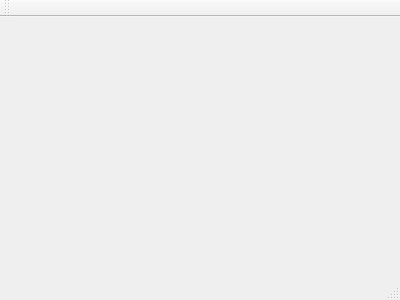
Old version of the form mainwindow.ui in the repository cooljiansir/3dreconstruction.
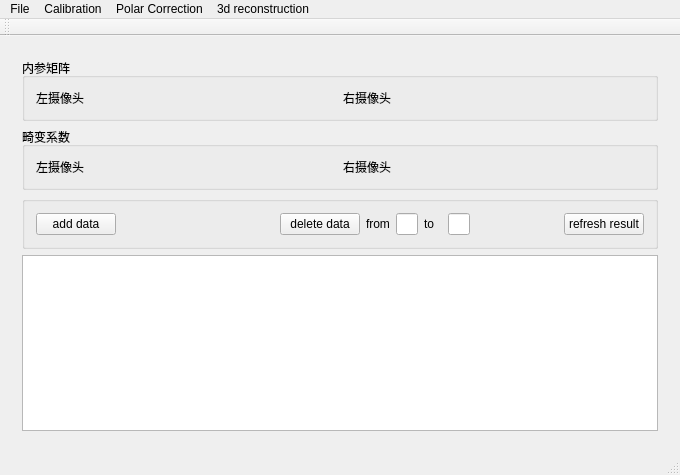
New version of the form. Icons and pictures are not drawn.

The edit to the form file:
```diff
--- a/mainwindow.ui
+++ b/mainwindow.ui
@@ -1,24 +1,265 @@
 <ui version="4.0">
  <class>MainWindow</class>
- <widget class="QMainWindow" name="MainWindow" >
-  <property name="geometry" >
+ <widget class="QMainWindow" name="MainWindow">
+  <property name="geometry">
    <rect>
     <x>0</x>
     <y>0</y>
-    <width>400</width>
-    <height>300</height>
+    <width>680</width>
+    <height>475</height>
    </rect>
   </property>
   <property name="windowTitle" >
    <string>MainWindow</string>
   </property>
-  <widget class="QMenuBar" name="menuBar" />
-  <widget class="QToolBar" name="mainToolBar" />
-  <widget class="QWidget" name="centralWidget" />
-  <widget class="QStatusBar" name="statusBar" />
+  <widget class="QWidget" name="centralWidget">
+   <layout class="QGridLayout" name="gridLayout">
+    <item row="0" column="0">
+     <widget class="QStackedWidget" name="stackedWidget">
+      <property name="currentIndex">
+       <number>0</number>
+      </property>
+      <widget class="QWidget" name="pageCalibration">
+       <layout class="QVBoxLayout" name="verticalLayout" stretch="3,1,1,12">
+        <item>
+         <widget class="QGroupBox" name="groupBox_2">
+          <property name="title">
+           <string>内参矩阵</string>
+          </property>
+          <layout class="QHBoxLayout" name="horizontalLayout">
+           <item>
+            <widget class="QLabel" name="label">
+             <property name="text">
+              <string>左摄像头</string>
+             </property>
+            </widget>
+           </item>
+           <item>
+            <widget class="QLabel" name="label_2">
+             <property name="text">
+              <string>右摄像头</string>
+             </property>
+            </widget>
+           </item>
+          </layout>
+         </widget>
+        </item>
+        <item>
+         <widget class="QGroupBox" name="groupBox">
+          <property name="title">
+           <string>畸变系数</string>
+          </property>
+          <layout class="QHBoxLayout" name="horizontalLayout_2">
+           <item>
+            <widget class="QLabel" name="label_3">
+             <property name="text">
+              <string>左摄像头</string>
+             </property>
+            </widget>
+           </item>
+           <item>
+            <widget class="QLabel" name="label_4">
+             <property name="text">
+              <string>右摄像头</string>
+             </property>
+            </widget>
+           </item>
+          </layout>
+         </widget>
+        </item>
+        <item>
+         <widget class="QGroupBox" name="groupBox_3">
+          <property name="title">
+           <string/>
+          </property>
+          <layout class="QHBoxLayout" name="horizontalLayout_3" stretch="1,9,1,1,1,1,1,5,3">
+           <item>
+            <widget class="QPushButton" name="adddataBut">
+             <property name="text">
+              <string>add data</string>
+             </property>
+            </widget>
+           </item>
+           <item>
+            <spacer name="horizontalSpacer_2">
+             <property name="orientation">
+              <enum>Qt::Horizontal</enum>
+             </property>
+             <property name="sizeHint" stdset="0">
+              <size>
+               <width>40</width>
+               <height>20</height>
+              </size>
+             </property>
+            </spacer>
+           </item>
+           <item>
+            <widget class="QPushButton" name="deletedataBut">
+             <property name="text">
+              <string>delete data</string>
+             </property>
+            </widget>
+           </item>
+           <item>
+            <widget class="QLabel" name="label_6">
+             <property name="text">
+              <string>from</string>
+             </property>
+            </widget>
+           </item>
+           <item>
+            <widget class="QLineEdit" name="lineEdit"/>
+           </item>
+           <item>
+            <widget class="QLabel" name="label_7">
+             <property name="text">
+              <string>to</string>
+             </property>
+            </widget>
+           </item>
+           <item>
+            <widget class="QLineEdit" name="lineEdit_2"/>
+           </item>
+           <item>
+            <spacer name="horizontalSpacer">
+             <property name="orientation">
+              <enum>Qt::Horizontal</enum>
+             </property>
+             <property name="sizeHint" stdset="0">
+              <size>
+               <width>40</width>
+               <height>20</height>
+              </size>
+             </property>
+            </spacer>
+           </item>
+           <item>
+            <widget class="QPushButton" name="refreshBut">
+             <property name="text">
+              <string>refresh result</string>
+             </property>
+            </widget>
+           </item>
+          </layout>
+         </widget>
+        </item>
+        <item>
+         <widget class="QTableView" name="tableView"/>
+        </item>
+       </layout>
+      </widget>
+      <widget class="QWidget" name="pagePolar">
+       <layout class="QVBoxLayout" name="verticalLayout_2">
+        <item>
+         <widget class="QLabel" name="label_5">
+          <property name="styleSheet">
+           <string notr="true">background-image: url(:/image/welcome);
+font: 48pt &quot;Agency FB&quot;;</string>
+          </property>
+          <property name="text">
+           <string>                      Welcome !</string>
+          </property>
+         </widget>
+        </item>
+       </layout>
+      </widget>
+     </widget>
+    </item>
+   </layout>
+  </widget>
+  <widget class="QMenuBar" name="menuBar">
+   <property name="geometry">
+    <rect>
+     <x>0</x>
+     <y>0</y>
+     <width>680</width>
+     <height>21</height>
+    </rect>
+   </property>
+   <widget class="QMenu" name="menuFile">
+    <property name="title">
+     <string>File</string>
+    </property>
+    <addaction name="actionOpen_file"/>
+    <addaction name="actionNew"/>
+    <addaction name="actionSave"/>
+   </widget>
+   <widget class="QMenu" name="menuCalibration">
+    <property name="title">
+     <string>Calibration</string>
+    </property>
+    <addaction name="actionTake_Photoes"/>
+    <addaction name="actionSigalCamera"/>
+    <addaction name="actionDual"/>
+   </widget>
+   <widget class="QMenu" name="menuPolar">
+    <property name="title">
+     <string>Polar Correction</string>
+    </property>
+    <addaction name="actionPolar_Correction"/>
+   </widget>
+   <widget class="QMenu" name="menu3d_recongnition">
+    <property name="title">
+     <string>3d reconstruction</string>
+    </property>
+    <addaction name="action3D_reconstruction"/>
+   </widget>
+   <addaction name="menuFile"/>
+   <addaction name="menuCalibration"/>
+   <addaction name="menuPolar"/>
+   <addaction name="menu3d_recongnition"/>
+  </widget>
+  <widget class="QToolBar" name="mainToolBar">
+   <attribute name="toolBarArea">
+    <enum>TopToolBarArea</enum>
+   </attribute>
+   <attribute name="toolBarBreak">
+    <bool>false</bool>
+   </attribute>
+  </widget>
+  <widget class="QStatusBar" name="statusBar"/>
+  <action name="actionOpen_file">
+   <property name="text">
+    <string>open file</string>
+   </property>
+  </action>
+  <action name="actionSave">
+   <property name="text">
+    <string>save </string>
+   </property>
+  </action>
+  <action name="actionDual">
+   <property name="text">
+    <string>Binocular</string>
+   </property>
+  </action>
+  <action name="actionTake_Photoes">
+   <property name="text">
+    <string>Take Photoes</string>
+   </property>
+  </action>
+  <action name="actionNew">
+   <property name="text">
+    <string>new</string>
+   </property>
+  </action>
+  <action name="actionSigalCamera">
+   <property name="text">
+    <string>Sigal Camera</string>
+   </property>
+  </action>
+  <action name="actionPolar_Correction">
+   <property name="text">
+    <string>Polar Correction</string>
+   </property>
+  </action>
+  <action name="action3D_reconstruction">
+   <property name="text">
+    <string>3D reconstruction</string>
+   </property>
+  </action>
  </widget>
- <layoutDefault spacing="6" margin="11" />
- <pixmapfunction></pixmapfunction>
+ <layoutdefault spacing="6" margin="11"/>
  <resources/>
  <connections/>
 </ui>
```
Left out of the diff: 3 changed lines with no effect on the pictures.
